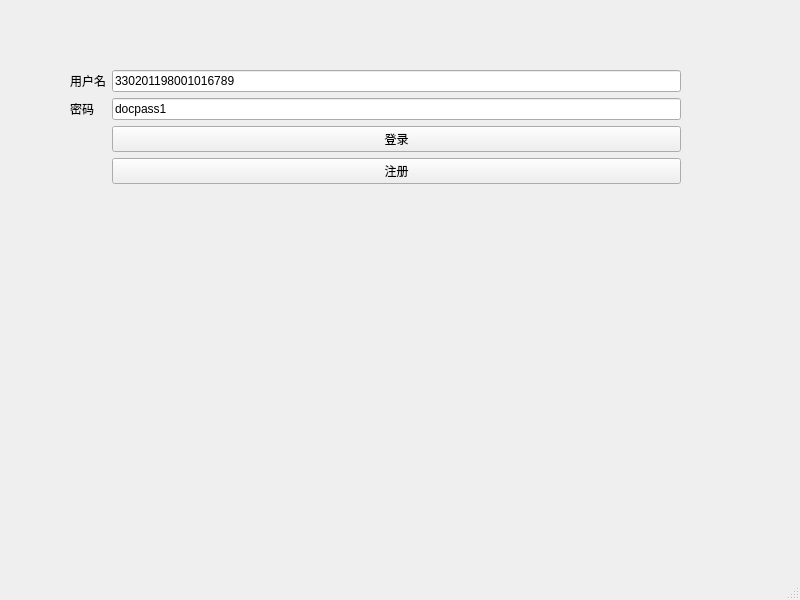
This is src/doctor-client/src/doctorlogin.ui in bit-cs-practicing/MedicalIntelligence as Qt 5 draws it before an edit. The edited form follows.
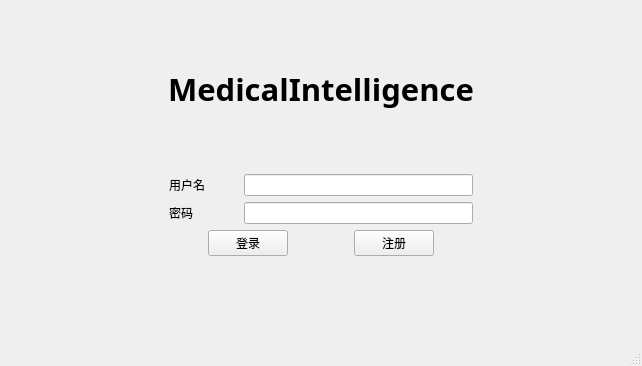
This is the edited form.

Commit message: fix(doctor/login): optimize ui

```diff
--- a/src/doctor-client/src/doctorlogin.ui
+++ b/src/doctor-client/src/doctorlogin.ui
@@ -6,68 +6,229 @@
    <rect>
     <x>0</x>
     <y>0</y>
-    <width>800</width>
-    <height>600</height>
+    <width>642</width>
+    <height>366</height>
    </rect>
   </property>
   <property name="windowTitle">
    <string>MedicalIntelligence (Doctor Client)</string>
   </property>
   <widget class="QWidget" name="centralwidget">
-   <widget class="QWidget" name="formLayoutWidget">
-    <property name="geometry">
-     <rect>
-      <x>70</x>
-      <y>70</y>
-      <width>611</width>
-      <height>401</height>
-     </rect>
-    </property>
-    <layout class="QFormLayout" name="formLayout">
-     <item row="0" column="1">
+   <layout class="QVBoxLayout" name="verticalLayout" stretch="5,10,0,10,10,10">
+    <item>
+     <spacer name="verticalSpacer">
+      <property name="orientation">
+       <enum>Qt::Vertical</enum>
+      </property>
+      <property name="sizeHint" stdset="0">
+       <size>
+        <width>20</width>
+        <height>40</height>
+       </size>
+      </property>
+     </spacer>
+    </item>
+    <item>
+     <widget class="QLabel" name="label_3">
+      <property name="font">
+       <font>
+        <family>Noto Sans SC</family>
+        <pointsize>23</pointsize>
+        <weight>75</weight>
+        <bold>true</bold>
+       </font>
+      </property>
+      <property name="text">
+       <string>MedicalIntelligence</string>
+      </property>
+      <property name="alignment">
+       <set>Qt::AlignCenter</set>
+      </property>
+     </widget>
+    </item>
+    <item>
+     <spacer name="verticalSpacer_3">
+      <property name="orientation">
+       <enum>Qt::Vertical</enum>
+      </property>
+      <property name="sizeHint" stdset="0">
+       <size>
+        <width>20</width>
+        <height>40</height>
+       </size>
+      </property>
+     </spacer>
+    </item>
+    <item>
+     <layout class="QGridLayout" name="gridLayout" columnstretch="7,3,10,7">
+      <item row="0" column="2">
       <widget class="QLineEdit" name="username">
        <property name="text">
-        <string>330201198001016789</string>
+         <string/>
        </property>
       </widget>
      </item>
      <item row="1" column="1">
+       <widget class="QLabel" name="label_2">
+        <property name="text">
+         <string>密码</string>
+        </property>
+       </widget>
+      </item>
+      <item row="1" column="0">
+       <spacer name="horizontalSpacer_5">
+        <property name="orientation">
+         <enum>Qt::Horizontal</enum>
+        </property>
+        <property name="sizeHint" stdset="0">
+         <size>
+          <width>40</width>
+          <height>20</height>
+         </size>
+        </property>
+       </spacer>
+      </item>
+      <item row="0" column="0">
+       <spacer name="horizontalSpacer_4">
+        <property name="orientation">
+         <enum>Qt::Horizontal</enum>
+        </property>
+        <property name="sizeHint" stdset="0">
+         <size>
+          <width>40</width>
+          <height>20</height>
+         </size>
+        </property>
+       </spacer>
+      </item>
+      <item row="0" column="1">
+       <widget class="QLabel" name="label">
+        <property name="text">
+         <string>用户名</string>
+        </property>
+       </widget>
+      </item>
+      <item row="1" column="2">
       <widget class="QLineEdit" name="password">
        <property name="text">
-        <string>docpass1</string>
+         <string/>
+        </property>
+        <property name="echoMode">
+         <enum>QLineEdit::Password</enum>
        </property>
       </widget>
      </item>
-     <item row="2" column="1">
+      <item row="0" column="3">
+       <spacer name="horizontalSpacer_6">
+        <property name="orientation">
+         <enum>Qt::Horizontal</enum>
+        </property>
+        <property name="sizeHint" stdset="0">
+         <size>
+          <width>40</width>
+          <height>20</height>
+         </size>
+        </property>
+       </spacer>
+      </item>
+      <item row="1" column="3">
+       <spacer name="horizontalSpacer_7">
+        <property name="orientation">
+         <enum>Qt::Horizontal</enum>
+        </property>
+        <property name="sizeHint" stdset="0">
+         <size>
+          <width>40</width>
+          <height>20</height>
+         </size>
+        </property>
+       </spacer>
+      </item>
+     </layout>
+    </item>
+    <item>
+     <layout class="QHBoxLayout" name="horizontalLayout" stretch="10,10,3,10,10">
+      <item>
+       <spacer name="horizontalSpacer_2">
+        <property name="orientation">
+         <enum>Qt::Horizontal</enum>
+        </property>
+        <property name="sizeHint" stdset="0">
+         <size>
+          <width>40</width>
+          <height>20</height>
+         </size>
+        </property>
+       </spacer>
+      </item>
+      <item>
       <widget class="QPushButton" name="loginBtn">
+        <property name="sizePolicy">
+         <sizepolicy hsizetype="Fixed" vsizetype="Fixed">
+          <horstretch>0</horstretch>
+          <verstretch>0</verstretch>
+         </sizepolicy>
+        </property>
        <property name="text">
         <string>登录</string>
        </property>
       </widget>
      </item>
-     <item row="3" column="1">
+      <item>
+       <spacer name="horizontalSpacer">
+        <property name="orientation">
+         <enum>Qt::Horizontal</enum>
+        </property>
+        <property name="sizeHint" stdset="0">
+         <size>
+          <width>40</width>
+          <height>20</height>
+         </size>
+        </property>
+       </spacer>
+      </item>
+      <item>
       <widget class="QPushButton" name="registerBtn">
+        <property name="sizePolicy">
+         <sizepolicy hsizetype="Fixed" vsizetype="Fixed">
+          <horstretch>0</horstretch>
+          <verstretch>0</verstretch>
+         </sizepolicy>
+        </property>
        <property name="text">
         <string>注册</string>
        </property>
       </widget>
      </item>
-     <item row="0" column="0">
-      <widget class="QLabel" name="label">
-       <property name="text">
-        <string>用户名</string>
-       </property>
-      </widget>
-     </item>
-     <item row="1" column="0">
-      <widget class="QLabel" name="label_2">
-       <property name="text">
-        <string>密码</string>
-       </property>
-      </widget>
-     </item>
-    </layout>
-   </widget>
+      <item>
+       <spacer name="horizontalSpacer_3">
+        <property name="orientation">
+         <enum>Qt::Horizontal</enum>
+        </property>
+        <property name="sizeHint" stdset="0">
+         <size>
+          <width>40</width>
+          <height>20</height>
+         </size>
+        </property>
+       </spacer>
+      </item>
+     </layout>
+    </item>
+    <item>
+     <spacer name="verticalSpacer_2">
+      <property name="orientation">
+       <enum>Qt::Vertical</enum>
+      </property>
+      <property name="sizeHint" stdset="0">
+       <size>
+        <width>20</width>
+        <height>40</height>
+       </size>
+      </property>
+     </spacer>
+    </item>
+   </layout>
   </widget>
   <widget class="QMenuBar" name="menubar">
    <property name="geometry">
```
Left out of the diff: 2 changed lines with no effect on the pictures. Lines whose indentation alone changed are shown as unchanged.
